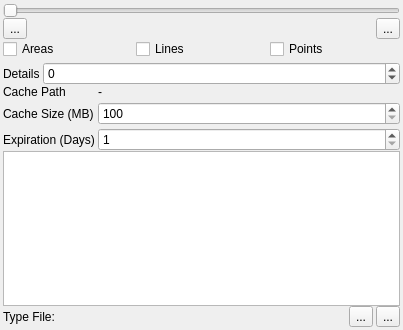
This is src/qmapshack/map/IMapPropSetup.ui in kkarsten62/qmapshack as Qt 5 draws it before an edit. The edited form follows.
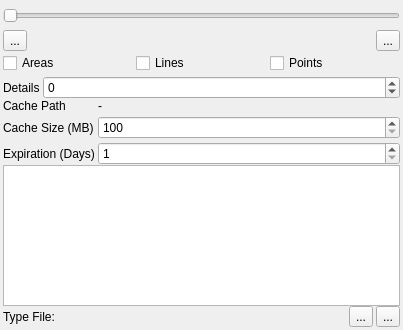
This is the edited form. Icons and pictures are not drawn. Custom widgets are drawn as their Qt base class.

Commit message: DoubleClick to activate Maps

Diff of the .ui file:
```diff
--- a/src/qmapshack/map/IMapPropSetup.ui
+++ b/src/qmapshack/map/IMapPropSetup.ui
@@ -31,6 +31,21 @@
    </property>
    <item>
     <widget class="QSlider" name="sliderOpacity">
+     <property name="minimumSize">
+      <size>
+       <width>0</width>
+       <height>25</height>
+      </size>
+     </property>
+     <property name="baseSize">
+      <size>
+       <width>0</width>
+       <height>0</height>
+      </size>
+     </property>
+     <property name="tabletTracking">
+      <bool>true</bool>
+     </property>
      <property name="toolTip">
       <string>&lt;html&gt;&lt;head/&gt;&lt;body&gt;&lt;p&gt;Change opacity of map&lt;/p&gt;&lt;/body&gt;&lt;/html&gt;</string>
      </property>
@@ -71,6 +86,12 @@
      </item>
      <item>
       <widget class="CScaleLabel" name="labelScale">
+       <property name="minimumSize">
+        <size>
+         <width>0</width>
+         <height>25</height>
+        </size>
+       </property>
        <property name="toolTip">
         <string>Control the zoom range for which the map is 
 displayed. Use the two buttons left  and right 
```
The commit also changes 2 other files.
